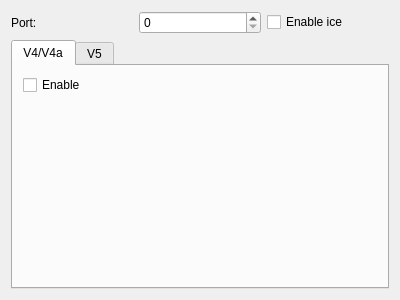
KangLin/RabbitProxyServer, file Server/FrmSocket.ui: the form before one commit.
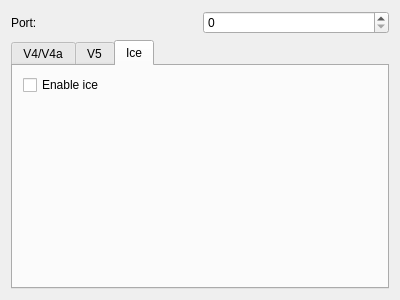
The form after the commit. The open tabs and pages were chosen to show the change.

What changed in the file:
```diff
--- a/Server/FrmSocket.ui
+++ b/Server/FrmSocket.ui
@@ -30,13 +30,6 @@
        </property>
       </widget>
      </item>
-     <item>
-      <widget class="QCheckBox" name="cbIce">
-       <property name="text">
-        <string>Enable ice</string>
-       </property>
-      </widget>
-     </item>
     </layout>
    </item>
    <item row="1" column="0">
@@ -92,6 +85,24 @@
        </property>
       </widget>
      </widget>
+     <widget class="QWidget" name="Ice">
+      <attribute name="title">
+       <string>Ice</string>
+      </attribute>
+      <widget class="QCheckBox" name="cbIce">
+       <property name="geometry">
+        <rect>
+         <x>10</x>
+         <y>10</y>
+         <width>123</width>
+         <height>18</height>
+        </rect>
+       </property>
+       <property name="text">
+        <string>Enable ice</string>
+       </property>
+      </widget>
+     </widget>
     </widget>
    </item>
   </layout>
```
Left out of the diff: 2 changed lines with no effect on the pictures.
